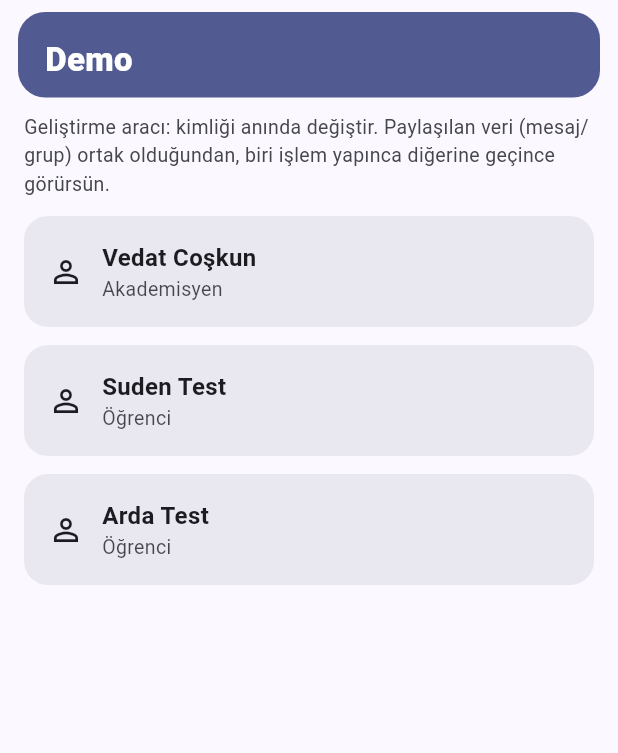
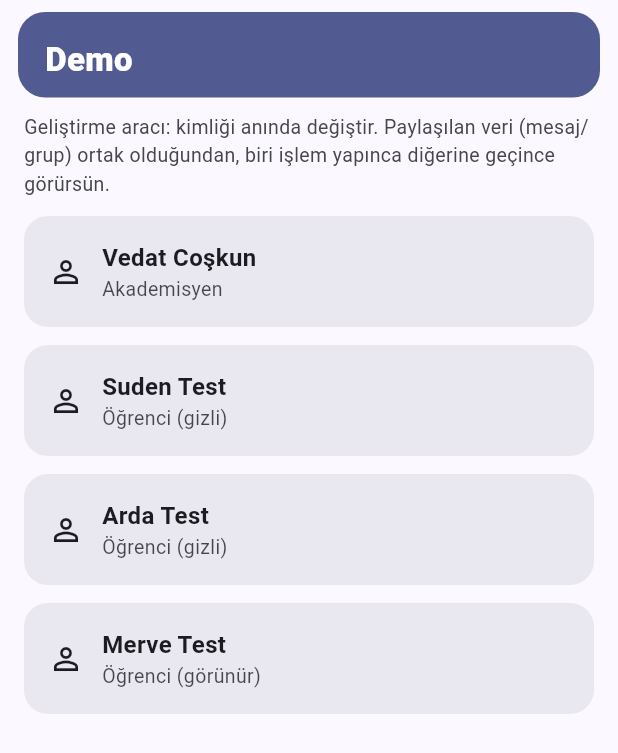
Before and after one commit to vedat-coskun/groupconnect, a Flutter app: the DemoUserScreen screen opened directly, on a phone screen of 412 x 824 dp. Shown: the top 753 px of the screen. Run offline on Flutter 3.47's test engine with Material 3 defaults, Android fonts, the phone set to English and light mode, and no system bars; our stand-ins replace shared_preferences; accounts and stored records are empty.

Commit message:
Demo: add a 4th switcher user "Merve Test" (visible student)
Adds login identity 04 (5555555504 → u_merve) and a Demo tab entry, and
renames Merve Aydın → Merve Test. Demo labels now hint visibility
(Suden/Arda "gizli", Merve "görünür") so the invite→accept loop is easy to
test on one sim: Suden invites the visible Merve (approval) → switch to
Merve → the incoming invite shows in Davetler with an empty Rehberim until
she accepts.

35 tests green, flutter analyze clean.

Co-Authored-By: Claude Opus 4.8 <noreply@anthropic.com>

```diff
--- a/app/lib/screens/shell/demo_user_screen.dart
+++ b/app/lib/screens/shell/demo_user_screen.dart
@@ -16,8 +16,9 @@ class DemoUserScreen extends StatelessWidget {
   // (telefon, ad, rol etiketi, uni'deki myId).
   static const _users = <(String, String, String, String)>[
     ('5555555501', 'Vedat Coşkun', 'Akademisyen', 'u_me'),
-    ('5555555502', 'Suden Test', 'Öğrenci', 'u_zeynep'),
-    ('5555555503', 'Arda Test', 'Öğrenci', 'u_can'),
+    ('5555555502', 'Suden Test', 'Öğrenci (gizli)', 'u_zeynep'),
+    ('5555555503', 'Arda Test', 'Öğrenci (gizli)', 'u_can'),
+    ('5555555504', 'Merve Test', 'Öğrenci (görünür)', 'u_merve'),
   ];
 
   @override
```
Also changed, not shown: app/lib/state/mock_data.dart (+15 -2 lines).
